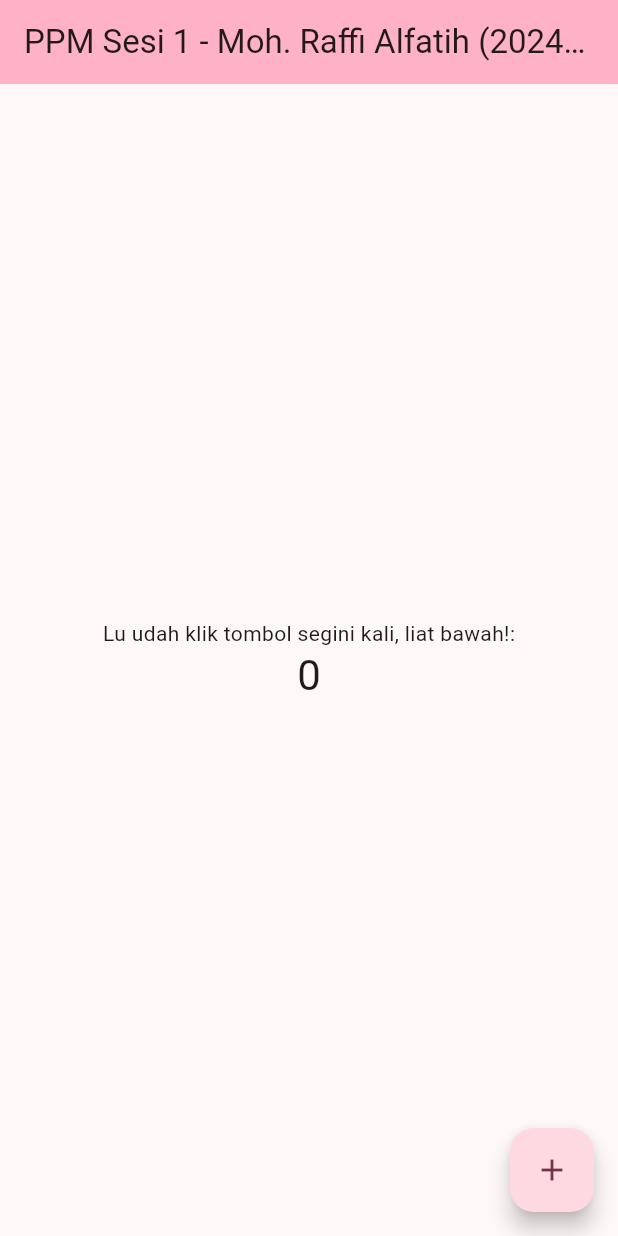
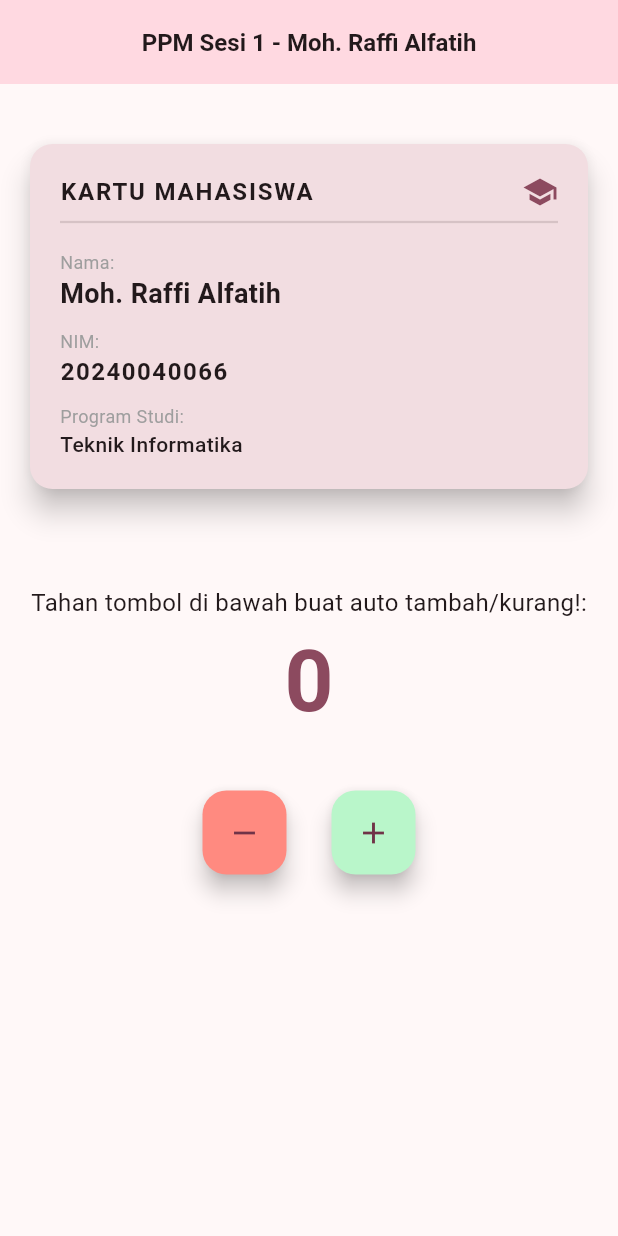
Before and after one commit to raffiAl/PPM, a Flutter app: the screen it shows after launch, on a phone screen of 412 x 824 dp. Run offline on Flutter 3.47's test engine with Material 3 defaults, Android fonts, the phone set to English and light mode, and no system bars.

Commit message:
Edit some component

```diff
--- a/lib/main.dart
+++ b/lib/main.dart
@@ -1,3 +1,5 @@
+import 'dart:async'; // WAJIB DIIMPORT untuk pakai Timer
+
 import 'package:flutter/material.dart';
 
 void main() {
@@ -7,50 +9,23 @@ void main() {
 class MyApp extends StatelessWidget {
   const MyApp({super.key});
 
-  // This widget is the root of your application.
   @override
   Widget build(BuildContext context) {
     return MaterialApp(
-      title: 'Flutter Demo',
+      title: 'KTM & Counter App',
       theme: ThemeData(
-        // This is the theme of your application.
-        //
-        // TRY THIS: Try running your application with "flutter run". You'll see
-        // the application has a purple toolbar. Then, without quitting the app,
-        // try changing the seedColor in the colorScheme below to Colors.green
-        // and then invoke "hot reload" (save your changes or press the "hot
-        // reload" button in a Flutter-supported IDE, or press "r" if you used
-        // the command line to start the app).
-        //
-        // Notice that the counter didn't reset back to zero; the application
-        // state is not lost during the reload. To reset the state, use hot
-        // restart instead.
-        //
-        // This works for code too, not just values: Most code changes can be
-        // tested with just a hot reload.
-        colorScheme: .fromSeed(
+        colorScheme: ColorScheme.fromSeed(
           seedColor: const Color.fromARGB(255, 240, 58, 134),
         ),
+        useMaterial3: true,
       ),
-      home: const MyHomePage(
-        title: 'PPM Sesi 1 - Moh. Raffi Alfatih (20240040066).',
-      ),
+      home: const MyHomePage(title: 'PPM Sesi 1 - Moh. Raffi Alfatih'),
     );
   }
 }
 
 class MyHomePage extends StatefulWidget {
   const MyHomePage({super.key, required this.title});
-
-  // This widget is the home page of your application. It is stateful, meaning
-  // that it has a State object (defined below) that contains fields that affect
-  // how it looks.
-
-  // This class is the configuration for the state. It holds the values (in this
-  // case the title) provided by the parent (in this case the App widget) and
-  // used by the build method of the State. Fields in a Widget subclass are
-  // always marked "final".
-
   final String title;
 
   @override
@@ -59,67 +34,200 @@ class MyHomePage extends StatefulWidget {
 
 class _MyHomePageState extends State<MyHomePage> {
   int _counter = 0;
+  Timer? _timer; // Variabel untuk menyimpan timer auto-repeat
 
-  void _incrementCounter() {
+  // Fungsi dasar tambah
+  void _increment() {
     setState(() {
-      // This call to setState tells the Flutter framework that something has
-      // changed in this State, which causes it to rerun the build method below
-      // so that the display can reflect the updated values. If we changed
-      // _counter without calling setState(), then the build method would not be
-      // called again, and so nothing would appear to happen.
       _counter++;
     });
   }
 
+  // Fungsi dasar kurang
+  void _decrement() {
+    setState(() {
+      if (_counter > 0) {
+        _counter--;
+      }
+    });
+  }
+
+  // Menjalankan auto-repeat saat tombol ditahan
+  void _startAutoRepeat(VoidCallback action) {
+    if (_timer != null) return;
+
+    // Jalankan aksi pertama kali secara instan saat disentuh
+    action();
+
+    // Set timer untuk mengulang aksi setiap 100 milidetik (bisa lu sesuain kecepatannya)
+    _timer = Timer.periodic(const Duration(milliseconds: 100), (timer) {
+      action();
+    });
+  }
+
+  // Menghentikan auto-repeat saat tombol dilepas
+  void _stopAutoRepeat() {
+    if (_timer != null) {
+      _timer!.cancel();
+      _timer = null;
+    }
+  }
+
+  @override
+  void dispose() {
+    _stopAutoRepeat(); // Bersihkan timer saat widget dihancurkan biar gak memory leak
+    super.dispose();
+  }
+
   @override
   Widget build(BuildContext context) {
-    // This method is rerun every time setState is called, for instance as done
-    // by the _incrementCounter method above.
-    //
-    // The Flutter framework has been optimized to make rerunning build methods
-    // fast, so that you can just rebuild anything that needs updating rather
-    // than having to individually change instances of widgets.
     return Scaffold(
       appBar: AppBar(
-        // TRY THIS: Try changing the color here to a specific color (to
-        // Colors.amber, perhaps?) and trigger a hot reload to see the AppBar
-        // change color while the other colors stay the same.
-        backgroundColor: Theme.of(context).colorScheme.inversePrimary,
-        // Here we take the value from the MyHomePage object that was created by
-        // the App.build method, and use it to set our appbar title.
-        title: Text(widget.title),
+        backgroundColor: Theme.of(context).colorScheme.primaryContainer,
+        title: Text(
+          widget.title,
+          style: const TextStyle(fontSize: 16, fontWeight: FontWeight.bold),
         ),
-      body: Center(
-        // Center is a layout widget. It takes a single child and positions it
-        // in the middle of the parent.
+        centerTitle: true,
+      ),
+      body: SingleChildScrollView(
+        child: Padding(
+          padding: const EdgeInsets.all(16.0),
           child: Column(
-          // Column is also a layout widget. It takes a list of children and
-          // arranges them vertically. By default, it sizes itself to fit its
-          // children horizontally, and tries to be as tall as its parent.
-          //
-          // Column has various properties to control how it sizes itself and
-          // how it positions its children. Here we use mainAxisAlignment to
-          // center the children vertically; the main axis here is the vertical
-          // axis because Columns are vertical (the cross axis would be
-          // horizontal).
-          //
-          // TRY THIS: Invoke "debug painting" (choose the "Toggle Debug Paint"
-          // action in the IDE, or press "p" in the console), to see the
-          // wireframe for each widget.
-          mainAxisAlignment: .center,
+            mainAxisAlignment: MainAxisAlignment.start,
             children: [
-            const Text('Lu udah klik tombol segini kali, liat bawah!:'),
-            Text(
-              '$_counter',
-              style: Theme.of(context).textTheme.headlineMedium,
+              const SizedBox(height: 20),
+
+              // ==================== KARTU MAHASISWA ====================
+              Card(
+                elevation: 8,
+                shape: RoundedRectangleBorder(
+                  borderRadius: BorderRadius.circular(15),
+                ),
+                color: Theme.of(context).colorScheme.surfaceVariant,
+                child: Container(
+                  width: double.infinity,
+                  padding: const EdgeInsets.all(20.0),
+                  child: Column(
+                    crossAxisAlignment: CrossAxisAlignment.start,
+                    children: [
+                      Row(
+                        mainAxisAlignment: MainAxisAlignment.spaceBetween,
+                        children: [
+                          const Text(
+                            'KARTU MAHASISWA',
+                            style: TextStyle(
+                              fontSize: 16,
+                              fontWeight: FontWeight.bold,
+                              letterSpacing: 1.2,
+                            ),
+                          ),
+                          Icon(
+                            Icons.school,
+                            color: Theme.of(context).colorScheme.primary,
+                          ),
+                        ],
+                      ),
+                      const Divider(thickness: 1.5),
+                      const SizedBox(height: 10),
+
+                      const Text(
+                        'Nama:',
+                        style: TextStyle(fontSize: 12, color: Colors.grey),
+                      ),
+                      const Text(
+                        'Moh. Raffi Alfatih',
+                        style: TextStyle(
+                          fontSize: 18,
+                          fontWeight: FontWeight.bold,
+                        ),
+                      ),
+                      const SizedBox(height: 10),
+
+                      const Text(
+                        'NIM:',
+                        style: TextStyle(fontSize: 12, color: Colors.grey),
+                      ),
+                      const Text(
+                        '20240040066',
+                        style: TextStyle(
+                          fontSize: 16,
+                          fontWeight: FontWeight.w600,
+                          letterSpacing: 1.0,
+                        ),
+                      ),
+                      const SizedBox(height: 10),
+
+                      const Text(
+                        'Program Studi:',
+                        style: TextStyle(fontSize: 12, color: Colors.grey),
+                      ),
+                      const Text(
+                        'Teknik Informatika',
+                        style: TextStyle(
+                          fontSize: 14,
+                          fontWeight: FontWeight.w500,
+                        ),
                       ),
                     ],
                   ),
                 ),
-      floatingActionButton: FloatingActionButton(
-        onPressed: _incrementCounter,
-        tooltip: 'Lu bakal liat magic',
+              ),
+              // =========================================================
+
+              const SizedBox(height: 60),
+
+              const Text(
+                'Tahan tombol di bawah buat auto tambah/kurang!:',
+                style: TextStyle(fontSize: 16),
+              ),
+              const SizedBox(height: 10),
+              Text(
+                '$_counter',
+                style: Theme.of(context).textTheme.displayLarge?.copyWith(
+                  color: Theme.of(context).colorScheme.primary,
+                  fontWeight: FontWeight.bold,
+                ),
+              ),
+
+              const SizedBox(height: 40),
+
+              // Tombol Custom dengan Fitur Hold / Long Press
+              Row(
+                mainAxisAlignment: MainAxisAlignment.center,
+                children: [
+                  // Tombol Kurang (-) dengan Deteksi Tahan
+                  GestureDetector(
+                    onTapDown: (_) => _startAutoRepeat(_decrement),
+                    onTapUp: (_) => _stopAutoRepeat(),
+                    onTapCancel: () => _stopAutoRepeat(),
+                    child: FloatingActionButton(
+                      onPressed: () {}, // Kosongkan karena logika handle ada di GestureDetector
+                      tooltip: 'Kurang (Tahan untuk auto)',
+                      backgroundColor: Colors.redAccent.shade100,
+                      child: const Icon(Icons.remove),
+                    ),
+                  ),
+
+                  const SizedBox(width: 30),
+
+                  // Tombol Tambah (+) dengan Deteksi Tahan
+                  GestureDetector(
+                    onTapDown: (_) => _startAutoRepeat(_increment),
+                    onTapUp: (_) => _stopAutoRepeat(),
+                    onTapCancel: () => _stopAutoRepeat(),
+                    child: FloatingActionButton(
+                      onPressed: () {}, // Kosongkan karena logika handle ada di GestureDetector
+                      tooltip: 'Tambah (Tahan untuk auto)',
+                      backgroundColor: Colors.greenAccent.shade100,
                       child: const Icon(Icons.add),
+                    ),
+                  ),
+                ],
+              ),
+            ],
+          ),
+        ),
       ),
     );
   }
```
Lines whose indentation alone changed are shown as unchanged.
